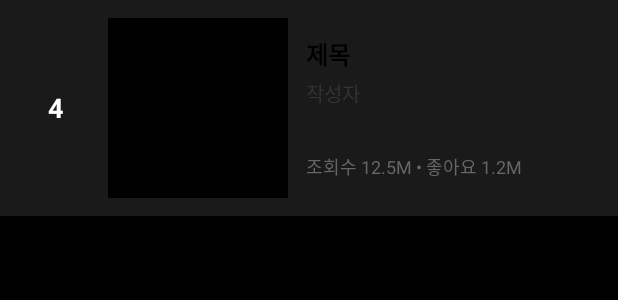
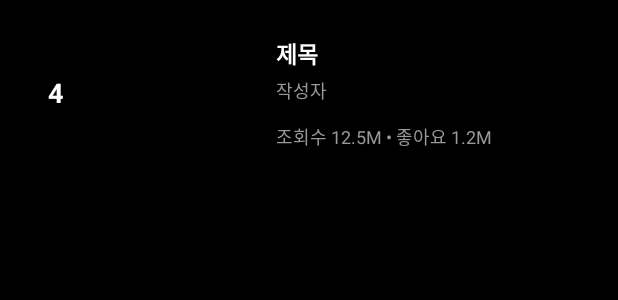
Before and after one commit to junyi04/madcamp-week1, an Android app: the layout item_video.xml on its own in the app's theme, with its tools: preview values and no code run, on a phone screen of 412 x 824 dp. Shown: the top 300 px of the screen. Run offline under Robolectric (Android 15) with nearby library versions, the light colour scheme and no system bars.

Commit message:
feat: develop css

```diff
--- a/app/src/main/res/layout/item_video.xml
+++ b/app/src/main/res/layout/item_video.xml
@@ -4,8 +4,7 @@
     android:layout_height="wrap_content"
     android:orientation="horizontal"
     android:gravity="center_vertical"
-    android:padding="12dp"
-    android:background="#1A1A1A">
+    android:padding="12dp">
 
     <LinearLayout
     android:layout_width="50dp"
@@ -27,8 +26,8 @@
         <!-- 썸네일 -->
         <ImageView
             android:id="@+id/iv_thumbnail"
-            android:layout_width="120dp"
-            android:layout_height="120dp"
+            android:layout_width="100dp"
+            android:layout_height="100dp"
             android:scaleType="centerCrop"
             android:layout_marginStart="10dp"
             android:src="@color/black" />
@@ -48,8 +47,8 @@
                 android:ellipsize="end"
                 android:maxLines="1"
                 android:text="제목"
-                android:textColor="#000"
-                android:textSize="16sp"
+                android:textColor="#fff"
+                android:textSize="15sp"
                 android:textStyle="bold" />
 
             <TextView
@@ -58,8 +57,8 @@
                 android:layout_height="wrap_content"
                 android:layout_marginTop="4dp"
                 android:text="작성자"
-                android:textColor="#333"
-                android:textSize="13sp" />
+                android:textColor="#999"
+                android:textSize="12sp" />
 
             <View
                 android:layout_width="match_parent"
@@ -71,7 +70,7 @@
                 android:layout_width="match_parent"
                 android:layout_height="wrap_content"
                 android:text="조회수 12.5M • 좋아요 1.2M"
-                android:textColor="#666"
+                android:textColor="#999"
                 android:textSize="12sp" />
 
         </LinearLayout>
--- a/app/src/main/res/layout/item_video_grid.xml
+++ b/app/src/main/res/layout/item_video_grid.xml
@@ -3,8 +3,8 @@
     xmlns:app="http://schemas.android.com/apk/res-auto"
     android:id="@+id/cardContainer"
     android:layout_width="match_parent"
-    android:layout_height="280dp"
-    android:layout_margin="7dp"
+    android:layout_height="270dp"
+    android:layout_margin="10dp"
     app:cardCornerRadius="15dp"
     app:cardElevation="6dp"
     app:strokeWidth="1.5dp"
```
Also changed, not shown: app/src/main/res/layout/item_video_top.xml (+7 -7 lines), app/src/main/res/layout/layout_top_3_container.xml (+23 -13 lines).
